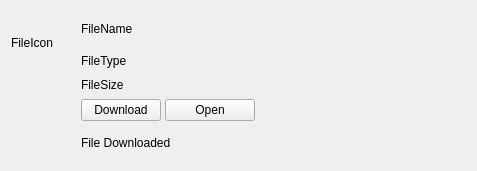
Above: sources/chat-area/post/attachments/AttachedBinaryFile.ui from Ri0n/matterleast before the change. Below: the same form after it.
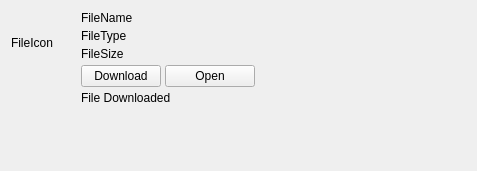
That is the form after the change.

Commit message: Concentrate spare attachment height after content instead of between metadata rows

Patch:
```diff
--- a/sources/chat-area/post/attachments/AttachedBinaryFile.ui
+++ b/sources/chat-area/post/attachments/AttachedBinaryFile.ui
@@ -182,6 +182,13 @@
          </property>
         </widget>
        </item>
+       <item>
+        <spacer name="bottomContentSpacer">
+         <property name="orientation"><enum>Qt::Vertical</enum></property>
+         <property name="sizeType"><enum>QSizePolicy::Expanding</enum></property>
+         <property name="sizeHint" stdset="0"><size><width>0</width><height>0</height></size></property>
+        </spacer>
+       </item>
       </layout>
      </item>
     </layout>
```
